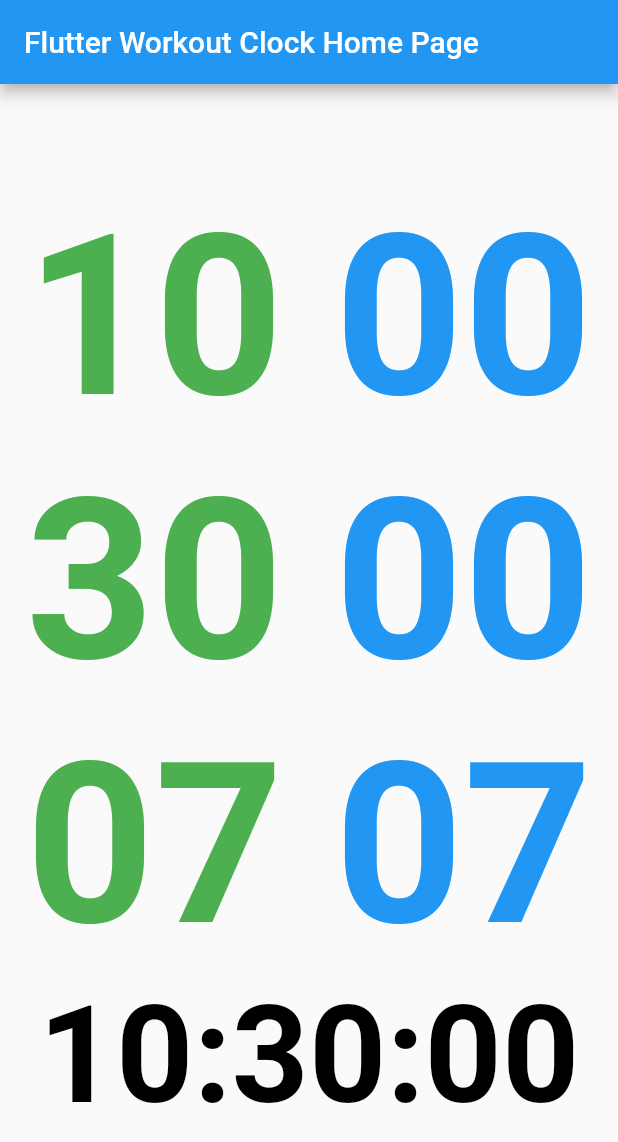
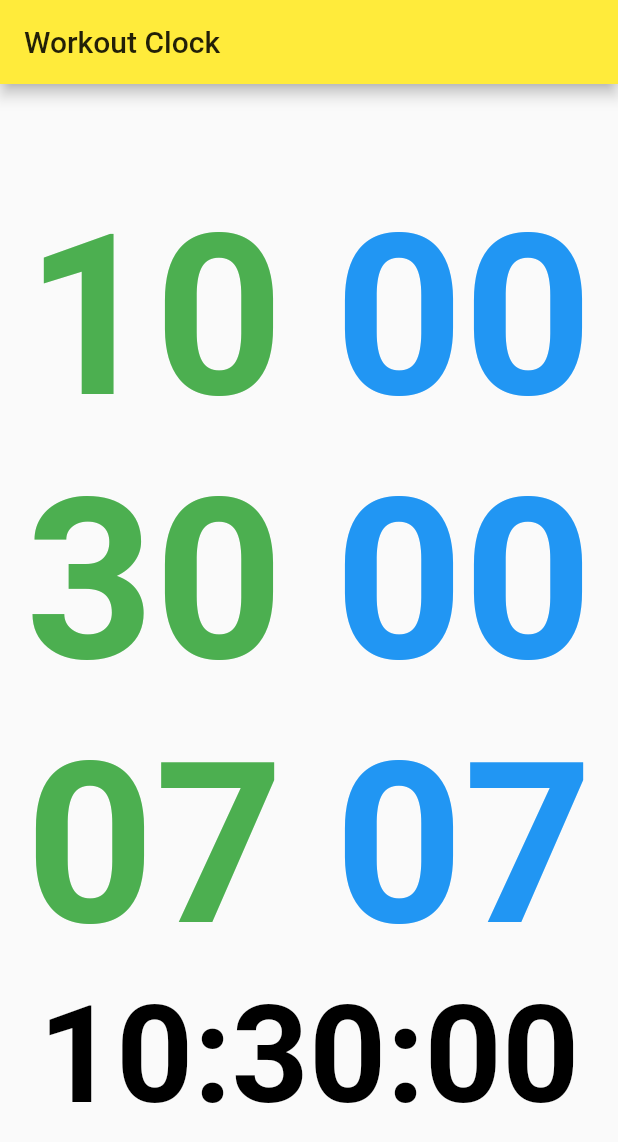
Before and after one commit to gos-k/flutter_workout_clock, a Flutter app: the screen it shows after launch, on a phone screen of 412 x 824 dp. Shown: the top 1142 px of the screen. Run offline on Flutter 3.47's test engine with Material 2 defaults, Android fonts, the phone set to English and light mode, and no system bars.

Commit message:
Mod MaterialApp param

```diff
--- a/lib/main.dart
+++ b/lib/main.dart
@@ -8,11 +8,11 @@ class WorkoutClock extends StatelessWidget {
   @override
   Widget build(BuildContext context) {
     return MaterialApp(
-      title: 'Flutter Workout Clock',
+      title: 'Workout Clock',
       theme: ThemeData(
-        primarySwatch: Colors.blue,
+        primarySwatch: Colors.yellow,
       ),
-      home: WorkoutClockPage(title: 'Flutter Workout Clock Home Page'),
+      home: WorkoutClockPage(title: 'Workout Clock'),
     );
   }
 }
```
